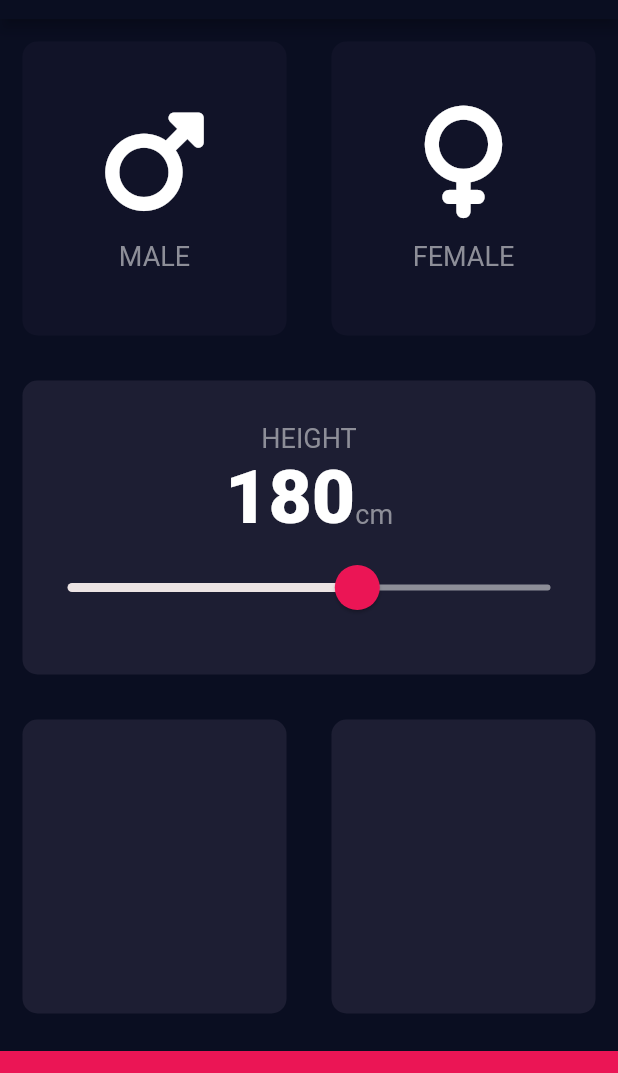
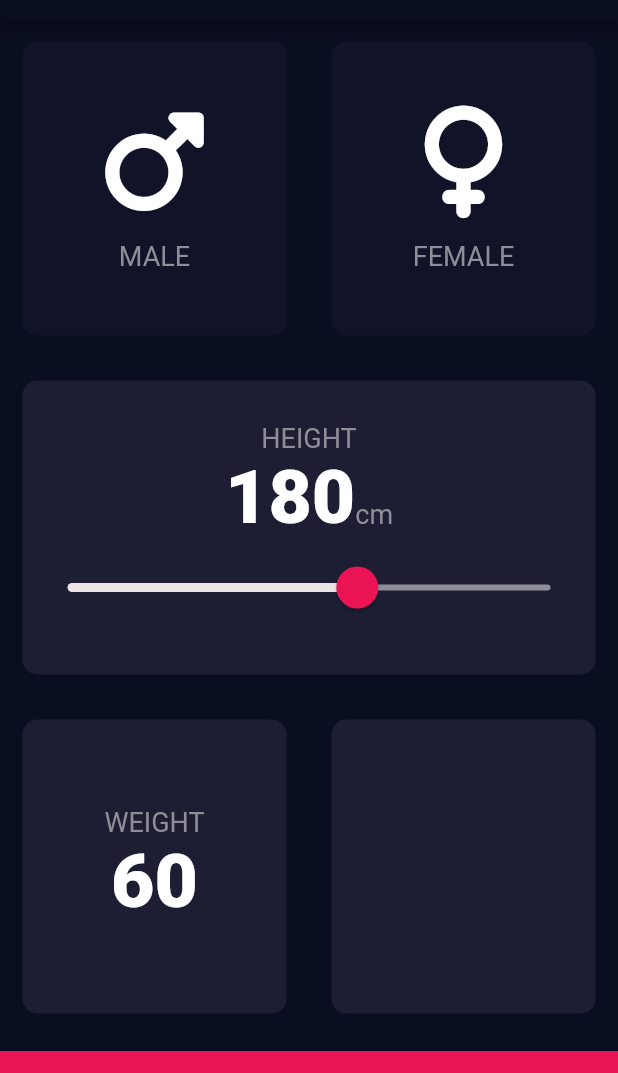
Before and after one commit to saubhagyap/BmiCalculator, a Flutter app: the screen it shows after launch, on a phone screen of 412 x 824 dp, the part 65-1138 px from its top. Run offline on Flutter 3.47's test engine with Material 2 defaults, Android fonts, the phone set to English and light mode, and no system bars; our stand-ins replace font_awesome_flutter.

Commit message:
updated Work

```diff
--- a/lib/input_page.dart
+++ b/lib/input_page.dart
@@ -19,6 +19,7 @@ class InputPage extends StatefulWidget {
 class _InputPageState extends State<InputPage> {
   Gender? selectedGender;
   int height = 180;
+  int weight = 60;
 
   @override
   Widget build(BuildContext context) {
@@ -95,7 +96,7 @@ class _InputPageState extends State<InputPage> {
                       thumbColor: Color(0xFFEB1555),
                       overlayColor: Color(0x29EB1555),
                       thumbShape:
-                          RoundSliderThumbShape(enabledThumbRadius: 15.0),
+                          RoundSliderThumbShape(enabledThumbRadius: 14.0),
                       overlayShape:
                           RoundSliderOverlayShape(overlayRadius: 30.0),
                     ),
@@ -117,7 +118,26 @@ class _InputPageState extends State<InputPage> {
           Expanded(
               child: Row(
             children: [
-              Expanded(child: ReusableCard(colour: kActiveCardColor)),
+              Expanded(
+                  child: ReusableCard(
+                colour: kActiveCardColor,
+                cardChild: Column(
+                  mainAxisAlignment: MainAxisAlignment.center,
+                  children: [
+                    Text(
+                      'WEIGHT',
+                      style: kLableTextStyle,
+                    ),
+                    Text(
+                      weight.toString(),
+                      style: kNumberTextStyle,
+                    ),
+                    Row(
+                      children: [],
+                    ),
+                  ],
+                ),
+              )),
               Expanded(
                 child: ReusableCard(
                   colour: kActiveCardColor,
```
